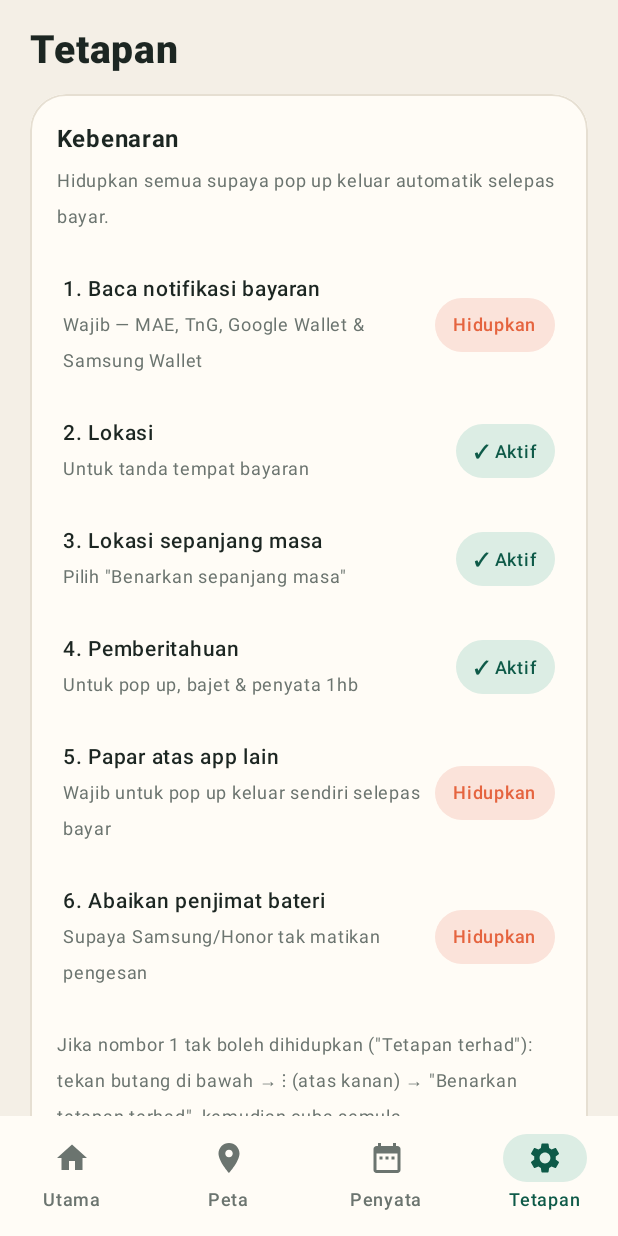
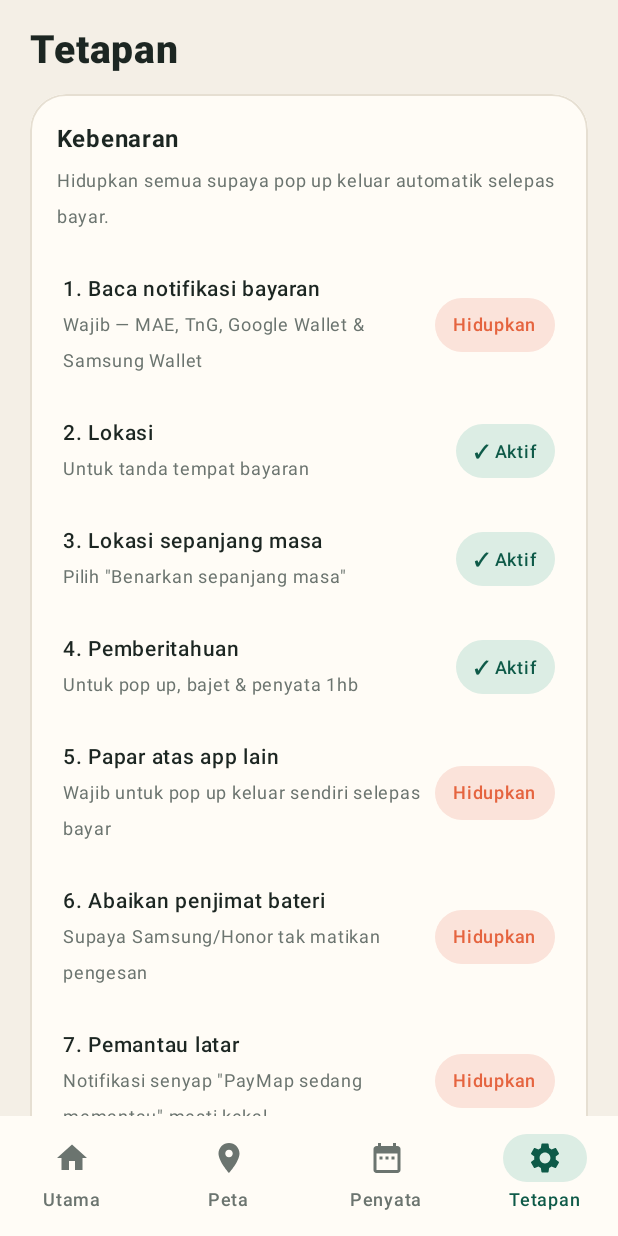
Before and after one commit to mohdrozaimi205/PayMap, an Android app built with Jetpack Compose: the screen it shows after launch (MainActivity), item 4 of the bottom bar chosen, on a phone screen of 412 x 824 dp. Run offline under Robolectric (Android 15) with nearby library versions, the phone set to English and light mode, and no system bars; libraries missing offline, so code that uses them is left out: org.osmdroid.config, org.osmdroid.tileprovider, org.osmdroid.util, org.osmdroid.views; 1 statement that could not run was skipped.

Commit message:
PayMap: pemantau latar supaya pengesan tidak dimatikan; satu pop up untuk MAE + Google Wallet
Co-Authored-By: Claude Opus 5.5 <noreply@anthropic.com>
Claude-Session: https://claude.ai/code/session_01BG5LsexJkYUBBdG5dhwW5n

```diff
--- a/app/src/main/java/com/mohdrozaimi/paymap/MainActivity.kt
+++ b/app/src/main/java/com/mohdrozaimi/paymap/MainActivity.kt
@@ -109,6 +109,8 @@ class MainActivity : ComponentActivity() {
 
     override fun onResume() {
         super.onResume()
+        KeepAliveService.start(this)
+        KeepAliveService.rebindListener(this)
         resumeTick.intValue++
     }
 
@@ -678,6 +680,16 @@ class MainActivity : ComponentActivity() {
                                 startActivity(Intent(Settings.ACTION_REQUEST_IGNORE_BATTERY_OPTIMIZATIONS, Uri.parse("package:$packageName")))
                             }.onFailure { openAppSettings() }
                         }
+                        PermRow("7. Pemantau latar", "Notifikasi senyap \"PayMap sedang memantau\" mesti kekal", KeepAliveService.running) {
+                            KeepAliveService.start(this@MainActivity)
+                            resumeTick.intValue++
+                        }
+                        Spacer(Modifier.height(6.dp))
+                        Text(
+                            "Samsung: Tetapan → Bateri → Had penggunaan latar → \"Aplikasi tidak pernah tidur\" → tambah PayMap. " +
+                                "Honor: Tetapan → Bateri → Pelancaran aplikasi → PayMap → Urus secara manual (hidupkan semua).",
+                            fontSize = 12.sp, color = C.Coral
+                        )
                         Spacer(Modifier.height(6.dp))
                         Text(
                             "Jika nombor 1 tak boleh dihidupkan (\"Tetapan terhad\"): tekan butang di bawah → ⋮ (atas kanan) → \"Benarkan tetapan terhad\", kemudian cuba semula.",
--- a/app/src/main/java/com/mohdrozaimi/paymap/Services.kt
+++ b/app/src/main/java/com/mohdrozaimi/paymap/Services.kt
@@ -43,6 +43,7 @@ class PayMapApp : Application() {
         Store.init(this)
         Notif.channels(this)
         MonthlyWorker.schedule(this)
+        KeepAliveService.start(this)
         // Simpan ralat terakhir supaya boleh dilihat di Tetapan (bantu debug).
         val prev = Thread.getDefaultUncaughtExceptionHandler()
         Thread.setDefaultUncaughtExceptionHandler { t, e ->
@@ -120,6 +121,7 @@ object Notif {
     const val CH_INFO = "info"
     const val CH_QUIET = "pay_quiet"
     const val CH_ALERT = "pay_alert"
+    const val CH_WATCH = "watch"
 
     fun channels(ctx: Context) {
         val nm = ctx.getSystemService(NotificationManager::class.java)
@@ -143,6 +145,12 @@ object Notif {
                         .setContentType(android.media.AudioAttributes.CONTENT_TYPE_SONIFICATION)
                         .build()
                 )
+            }
+        )
+        nm.createNotificationChannel(
+            NotificationChannel(CH_WATCH, "Pemantau latar", NotificationManager.IMPORTANCE_MIN).apply {
+                description = "Notifikasi senyap supaya PayMap kekal hidup untuk kesan bayaran"
+                setShowBadge(false)
             }
         )
         nm.createNotificationChannel(
@@ -294,8 +302,12 @@ class PayNotificationListener : NotificationListenerService() {
         Store.logRaw("${PayParser.apps[pkg]} | $title | $text\n   → $result$lagTxt")
         if (p == null) return
 
-        val key = "${p.source}|${p.amount}|${p.merchant}"
-        if (Store.isDuplicate(key)) return
+        // MAE dan Google Wallet hantar notifikasi untuk paywave yang sama — satu pop up sahaja.
+        val key = "amt|${String.format(java.util.Locale.US, "%.2f", p.amount)}|${p.isIncome}"
+        if (Store.isDuplicate(key)) {
+            Store.logRaw("   (sama dengan notifikasi sebelum ini — tidak diulang)")
+            return
+        }
 
         scope.launch { Popup.fromParsed(applicationContext, p) }
     }
@@ -319,6 +331,7 @@ class PayNotificationListener : NotificationListenerService() {
         Store.init(applicationContext)
         Store.prefs().edit().putLong("listenerConnected", System.currentTimeMillis()).apply()
         Store.logRaw("ℹ pengesan bersambung")
+        KeepAliveService.start(applicationContext)
     }
 
     /** Samsung/Honor kadang putuskan sambungan untuk jimat bateri — minta sambung semula. */
```
Also changed, not shown: app/src/main/AndroidManifest.xml (+21 -0 lines), app/src/main/java/com/mohdrozaimi/paymap/KeepAlive.kt (added, +99 -0 lines).
